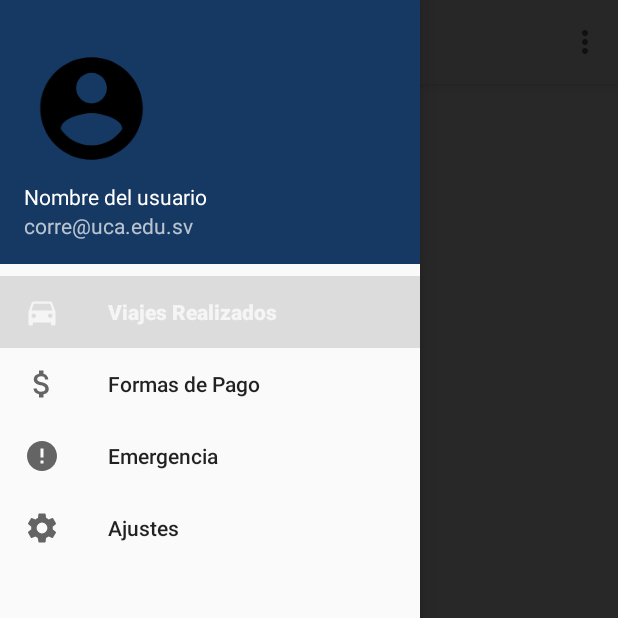
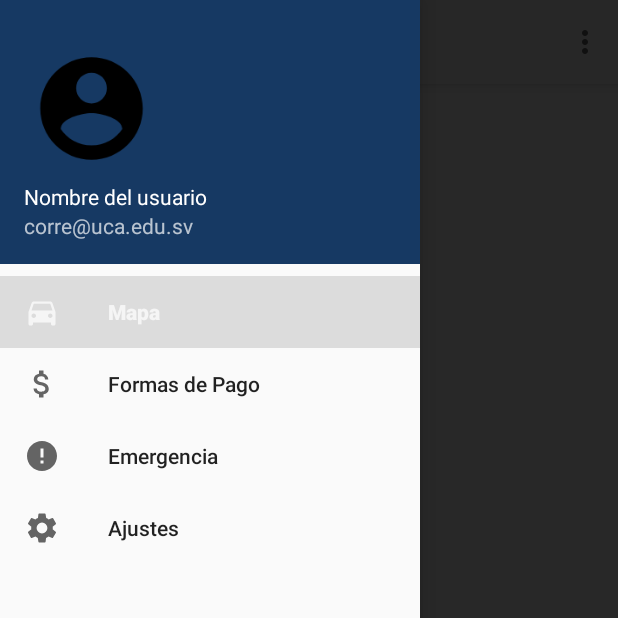
Before and after one commit to BricardoL/KotlinRIDE, an Android app: the ClientActivity screen opened directly, with no data from a screen before it, with the side drawer open, on a phone screen of 412 x 824 dp, the top half of it. Run offline under Robolectric (Android 15) with nearby library versions, the phone set to English and light mode, and no system bars; our stand-ins replace Firebase (no records; nobody signed in at launch, a user with empty details on screens opened directly), Volley, navigation-ui; Roboto replaces fonts that are not available here.

Commit message:
Menu cliente

```diff
--- a/TransporteUniversitarioApp/app/src/main/res/layout/fragment_ajustes.xml
+++ b/TransporteUniversitarioApp/app/src/main/res/layout/fragment_ajustes.xml
@@ -13,7 +13,7 @@ tools:context=".AjustesFragment">
         android:layout_margin="@dimen/little_dimens"
         android:layout_marginTop="10dp"
         android:gravity="left"
-        android:text="Cerrar Sesion"
+        android:text="Cerrar Sesión"
         android:textColor="#000000"
         android:textSize="@dimen/big_size"
         app:layout_constraintBottom_toBottomOf="parent"
--- a/TransporteUniversitarioApp/app/src/main/res/menu/activity_main_drawer.xml
+++ b/TransporteUniversitarioApp/app/src/main/res/menu/activity_main_drawer.xml
@@ -8,7 +8,7 @@
         <item
             android:id="@+id/nav_home"
             android:icon="@drawable/ic_car"
-            android:title="Viajes Realizados" />
+            android:title="Mapa" />
         <item
             android:id="@+id/nav_gallery"
             android:icon="@drawable/ic_money"
```
